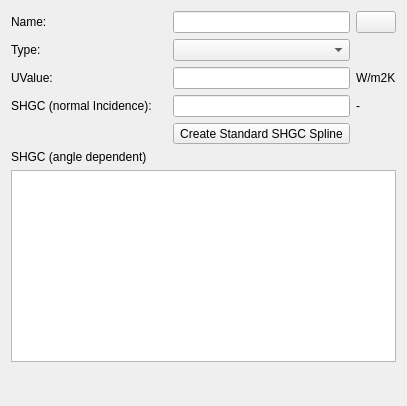
The window that SIM-VICUS/src/SVDBWindowGlazingSystemEditWidget.ui (ghorwin/SIM-VICUS) describes before a commit, drawn with Qt 5.
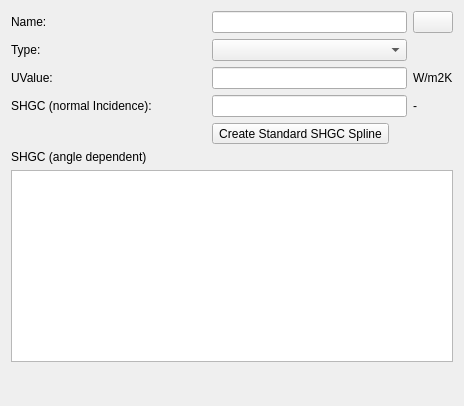
The same window after the commit. Custom widgets are drawn as their Qt base class.

```diff
--- a/SIM-VICUS/src/SVDBWindowGlazingSystemEditWidget.ui
+++ b/SIM-VICUS/src/SVDBWindowGlazingSystemEditWidget.ui
@@ -6,7 +6,7 @@
    <rect>
     <x>0</x>
     <y>0</y>
-    <width>407</width>
+    <width>464</width>
     <height>406</height>
    </rect>
   </property>
@@ -86,7 +86,7 @@
     </widget>
    </item>
    <item row="3" column="2" colspan="2">
-    <widget class="QtExt::ValidatingLineEdit" name="lineEditSHGC"/>
+    <widget class="QtExt::ValidatingLineEdit" name="lineEditSHGC0"/>
    </item>
    <item row="1" column="2" colspan="2">
     <widget class="QComboBox" name="comboBoxType"/>
```
